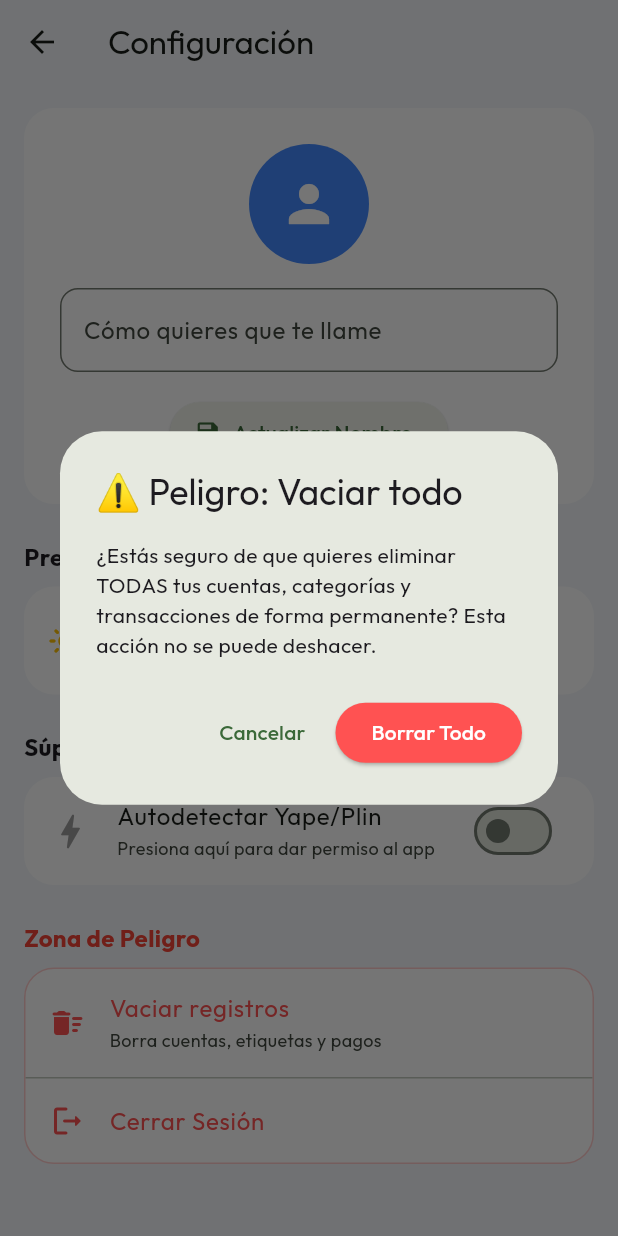
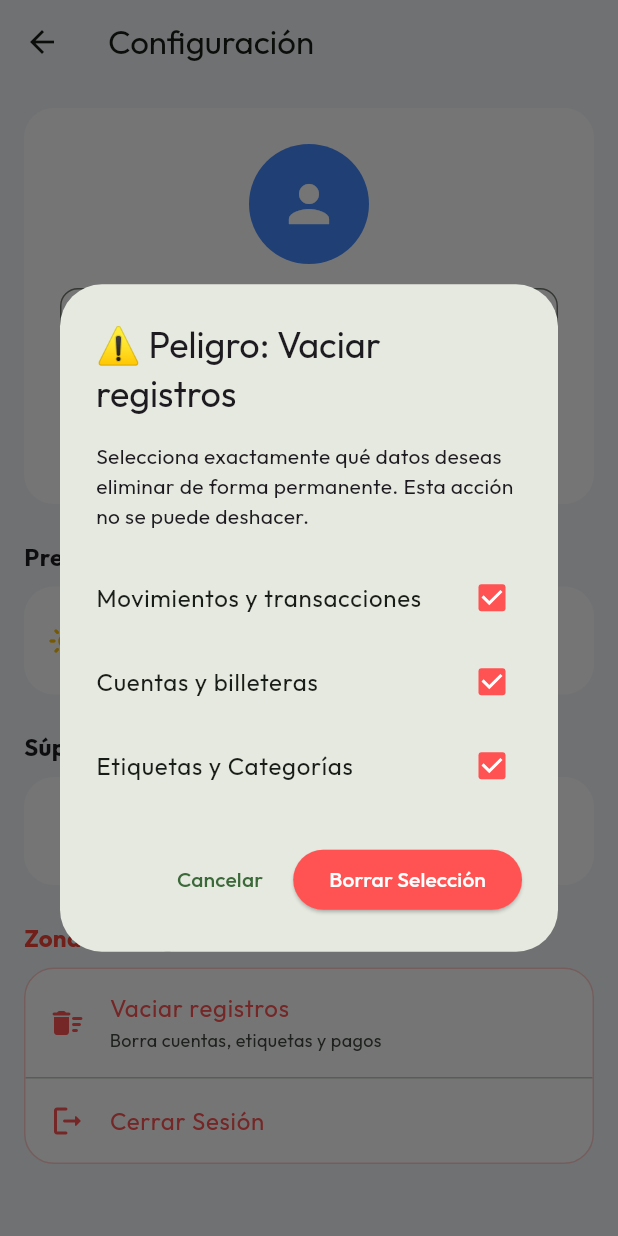
Before and after one commit to duque-garavito/money360app, a Flutter app: the SettingsScreen screen opened directly, after a tap on "Vaciar registros", on a phone screen of 412 x 824 dp. Run offline on Flutter 3.47's test engine with Material 3 defaults, Android fonts, the phone set to English and light mode, and no system bars; our stand-ins replace cloud_firestore, firebase_auth, firebase_core, fl_chart, flutter_riverpod, freezed_annotation and 2 more; missing offline and left inert: notification_listener_service; accounts and stored records are empty; statements that could not run were skipped.

Commit message:
refactor: enhance transaction parsing and provide granular data management
- Refine `NotificationParserService` to specifically detect incoming Plin transactions by checking for keywords like "recibiste" or "te enviaron".
- Update `FirestoreRepository` and settings UI to allow selective deletion of transactions, accounts, or categories instead of a mandatory full wipe.
- Standardize transaction dates to `YYYY-MM-DD` format in `NotificationService`.
- Improve `CategoriesTab` UI by grouping categories into "Ingresos" (Incomes) and "Gastos" (Expenses) sections.
- Remove debug logging of raw notifications to Firestore.

```diff
--- a/lib/features/settings/presentation/settings_screen.dart
+++ b/lib/features/settings/presentation/settings_screen.dart
@@ -37,12 +37,44 @@ class _SettingsScreenState extends ConsumerState<SettingsScreen> {
   }
 
   void _confirmClearData() {
+    bool clrTxs = true;
+    bool clrAccounts = true;
+    bool clrCats = true;
+
     showDialog(
       context: context,
-      builder: (ctx) => AlertDialog(
-        title: const Text('⚠️ Peligro: Vaciar todo'),
-        content: const Text(
-          '¿Estás seguro de que quieres eliminar TODAS tus cuentas, categorías y transacciones de forma permanente? Esta acción no se puede deshacer.',
+      builder: (ctx) => StatefulBuilder(
+        builder: (context, setStateSB) {
+          return AlertDialog(
+            title: const Text('⚠️ Peligro: Vaciar registros'),
+            content: Column(
+              mainAxisSize: MainAxisSize.min,
+              crossAxisAlignment: CrossAxisAlignment.start,
+              children: [
+                const Text('Selecciona exactamente qué datos deseas eliminar de forma permanente. Esta acción no se puede deshacer.'),
+                const SizedBox(height: 16),
+                CheckboxListTile(
+                  title: const Text('Movimientos y transacciones'),
+                  value: clrTxs,
+                  onChanged: (val) => setStateSB(() => clrTxs = val!),
+                  activeColor: Colors.redAccent,
+                  contentPadding: EdgeInsets.zero,
+                ),
+                CheckboxListTile(
+                  title: const Text('Cuentas y billeteras'),
+                  value: clrAccounts,
+                  onChanged: (val) => setStateSB(() => clrAccounts = val!),
+                  activeColor: Colors.redAccent,
+                  contentPadding: EdgeInsets.zero,
+                ),
+                CheckboxListTile(
+                  title: const Text('Etiquetas y Categorías'),
+                  value: clrCats,
+                  onChanged: (val) => setStateSB(() => clrCats = val!),
+                  activeColor: Colors.redAccent,
+                  contentPadding: EdgeInsets.zero,
+                ),
+              ],
             ),
             actions: [
               TextButton(
@@ -51,12 +83,17 @@ class _SettingsScreenState extends ConsumerState<SettingsScreen> {
               ),
               ElevatedButton(
                 style: ElevatedButton.styleFrom(backgroundColor: Colors.redAccent, foregroundColor: Colors.white),
-            onPressed: () async {
+                onPressed: (!clrTxs && !clrAccounts && !clrCats) ? null : () async {
                   Navigator.pop(ctx);
                   final userId = ref.read(userIdProvider);
                   if (userId != null) {
                     try {
-                  await ref.read(firestoreRepositoryProvider).clearAllData(userId);
+                      await ref.read(firestoreRepositoryProvider).clearData(
+                        userId,
+                        clearTransactions: clrTxs,
+                        clearAccounts: clrAccounts,
+                        clearCategories: clrCats,
+                      );
                       if (mounted) {
                         ScaffoldMessenger.of(context).showSnackBar(const SnackBar(content: Text('Bóveda limpiada correctamente')));
                       }
@@ -67,9 +104,11 @@ class _SettingsScreenState extends ConsumerState<SettingsScreen> {
                     }
                   }
                 },
-            child: const Text('Borrar Todo'),
+                child: const Text('Borrar Selección'),
               ),
             ],
+          );
+        }
       ),
     );
   }
```
Also changed, not shown: lib/core/providers/notification_listener_provider.dart (+4 -9 lines), lib/data/repositories/firestore_repository.dart (+11 -11 lines), lib/features/categories/presentation/categories_tab.dart (+19 -9 lines), lib/features/transactions/services/notification_parser_service.dart (+11 -5 lines). Lines whose indentation alone changed are shown as unchanged.
